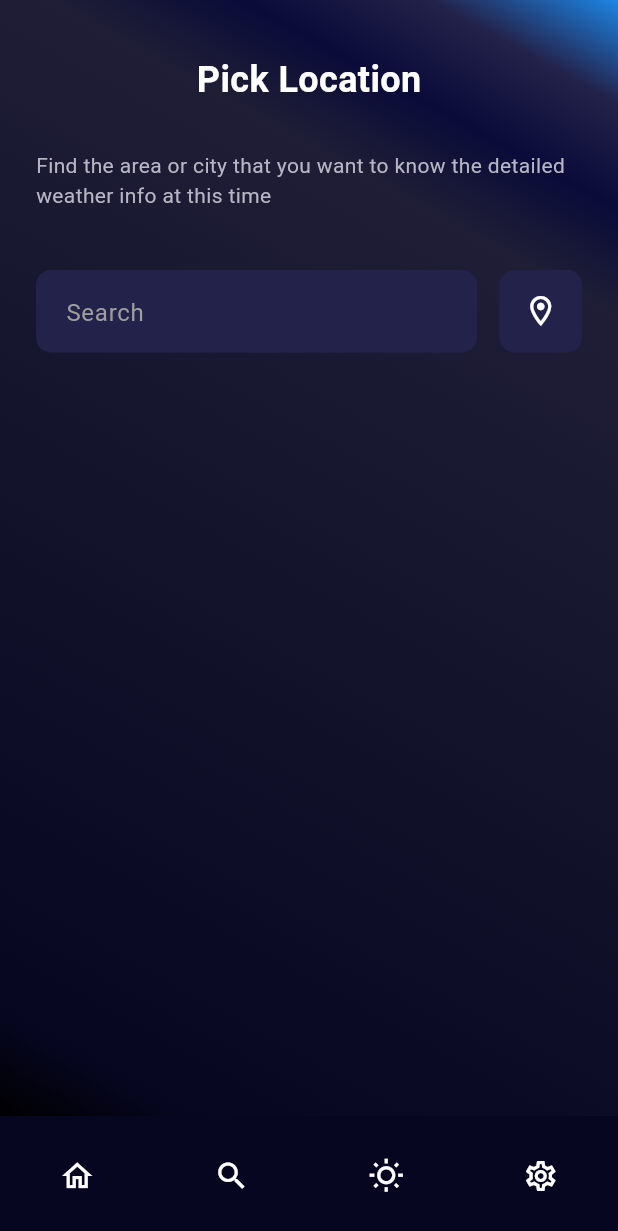
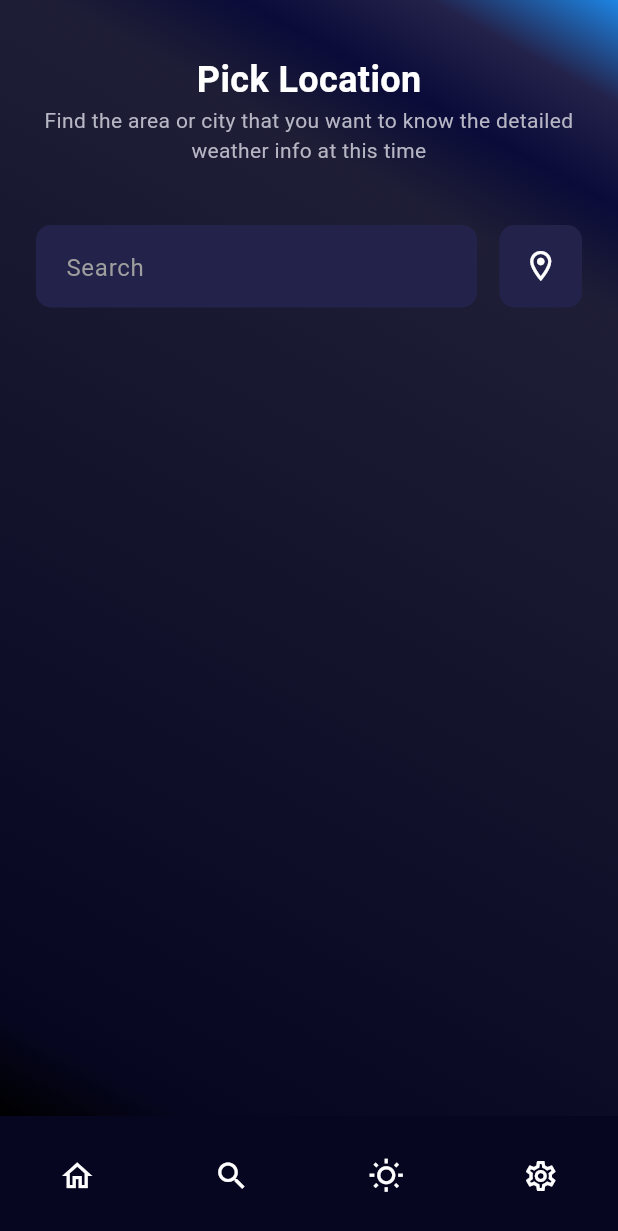
Before and after one commit to NguyenNhatHuynh/Weather-App-RestAPI, a Flutter app: the screen it shows after launch, item 2 of the bottom bar chosen, on a phone screen of 412 x 824 dp. Shown: the top 1231 px of the screen. Run offline on Flutter 3.47's test engine with Material 3 defaults, Android fonts, the phone set to English and light mode, and no system bars; our stand-ins replace dio, flutter_riverpod, geolocator, jiffy.

Commit message:
Design Search Screen

```diff
--- a/lib/screens/search_screen.dart
+++ b/lib/screens/search_screen.dart
@@ -31,13 +31,15 @@ class _SearchScreenState extends State<SearchScreen> {
     return Scaffold(
       body: GradientContainer(
         children: [
-          Column(
+          const Column(
+            crossAxisAlignment: CrossAxisAlignment.center,
             children: [
               Text('Pick Location', style: TextStyles.h1),
-              const SizedBox(height: 30),
+              // SizedBox(height: 30),
               Text(
                 'Find the area or city that you want to know the detailed weather info at this time',
                 style: TextStyles.subtitleText,
+                textAlign: TextAlign.center,
               ),
             ],
           ),
```
